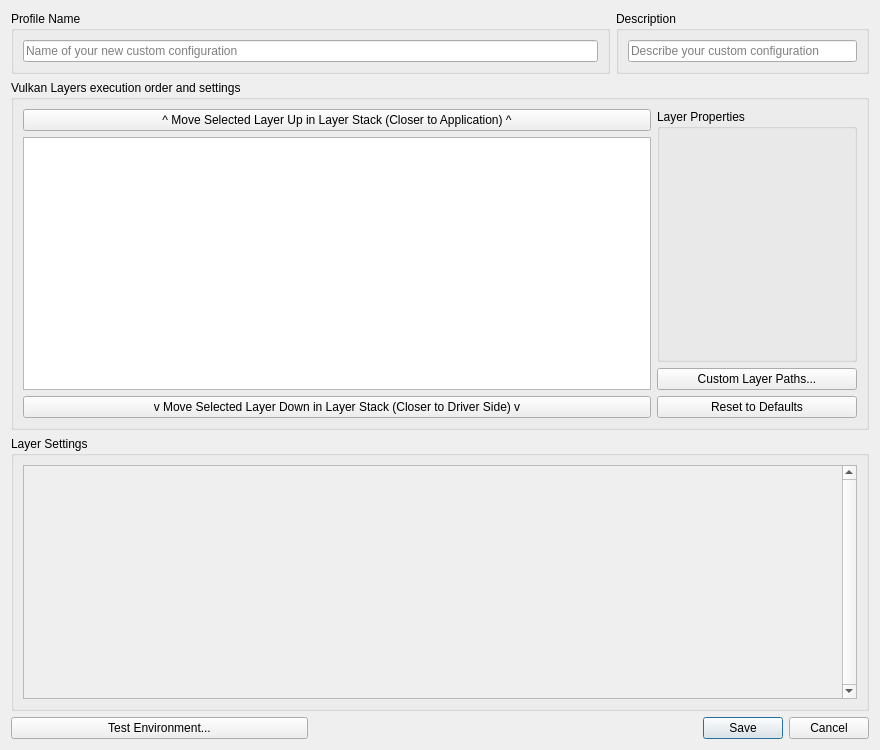
Old version of the form vkconfig/dlgprofileeditor.ui in the repository LunarG/VulkanTools.
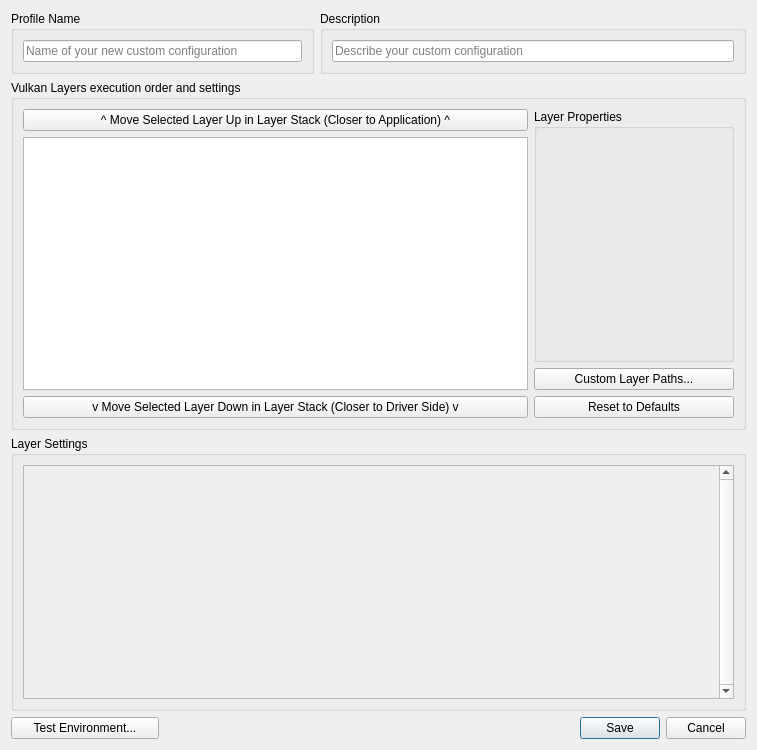
New version of the form.

```diff
--- a/vkconfig/dlgprofileeditor.ui
+++ b/vkconfig/dlgprofileeditor.ui
@@ -6,7 +6,7 @@
    <rect>
     <x>0</x>
     <y>0</y>
-    <width>880</width>
+    <width>757</width>
     <height>750</height>
    </rect>
   </property>
@@ -30,7 +30,7 @@
     <widget class="QGroupBox" name="groupBox">
      <property name="sizePolicy">
       <sizepolicy hsizetype="Preferred" vsizetype="Preferred">
-       <horstretch>1</horstretch>
+       <horstretch>0</horstretch>
        <verstretch>0</verstretch>
       </sizepolicy>
      </property>
@@ -306,8 +306,8 @@
           <rect>
            <x>0</x>
            <y>0</y>
-           <width>809</width>
-           <height>228</height>
+           <width>700</width>
+           <height>253</height>
           </rect>
          </property>
         </widget>
```
